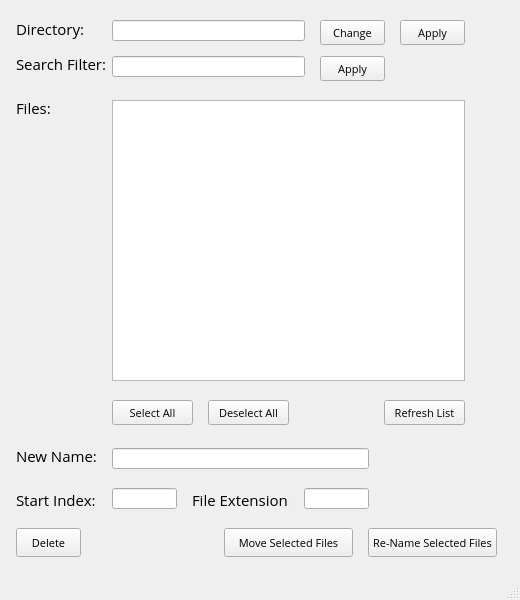
First picture: the form in gui_list.ui, repository rustykatz/eznamer, before the edit.
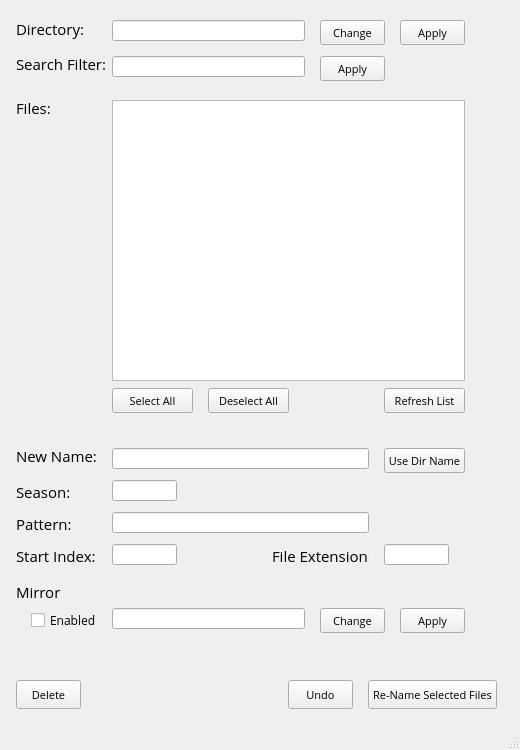
Second picture: the form after the edit. Icons and pictures are not drawn.

Diff of the .ui file:
```diff
--- a/gui_list.ui
+++ b/gui_list.ui
@@ -10,19 +10,19 @@
     <x>0</x>
     <y>0</y>
     <width>520</width>
-    <height>600</height>
+    <height>750</height>
    </rect>
   </property>
   <property name="minimumSize">
    <size>
     <width>520</width>
-    <height>600</height>
+    <height>750</height>
    </size>
   </property>
   <property name="maximumSize">
    <size>
     <width>520</width>
-    <height>600</height>
+    <height>750</height>
    </size>
   </property>
   <property name="font">
@@ -46,7 +46,7 @@
     <property name="geometry">
      <rect>
       <x>368</x>
-      <y>528</y>
+      <y>680</y>
       <width>129</width>
       <height>29</height>
      </rect>
@@ -65,7 +65,7 @@
     <property name="geometry">
      <rect>
       <x>16</x>
-      <y>484</y>
+      <y>540</y>
       <width>91</width>
       <height>31</height>
      </rect>
@@ -83,8 +83,8 @@
    <widget class="QLabel" name="lbl_extension">
     <property name="geometry">
      <rect>
-      <x>192</x>
-      <y>484</y>
+      <x>272</x>
+      <y>540</y>
       <width>97</width>
       <height>31</height>
      </rect>
@@ -103,7 +103,7 @@
     <property name="geometry">
      <rect>
       <x>208</x>
-      <y>400</y>
+      <y>388</y>
       <width>81</width>
       <height>25</height>
      </rect>
@@ -122,7 +122,7 @@
     <property name="geometry">
      <rect>
       <x>112</x>
-      <y>400</y>
+      <y>388</y>
       <width>81</width>
       <height>25</height>
      </rect>
@@ -288,7 +288,7 @@
     <property name="geometry">
      <rect>
       <x>112</x>
-      <y>488</y>
+      <y>544</y>
       <width>65</width>
       <height>21</height>
      </rect>
@@ -300,8 +300,8 @@
    <widget class="QLineEdit" name="line_extension">
     <property name="geometry">
      <rect>
-      <x>304</x>
-      <y>488</y>
+      <x>384</x>
+      <y>544</y>
       <width>65</width>
       <height>21</height>
      </rect>
@@ -349,7 +349,7 @@
     <property name="geometry">
      <rect>
       <x>384</x>
-      <y>400</y>
+      <y>388</y>
       <width>81</width>
       <height>25</height>
      </rect>
@@ -368,7 +368,7 @@
     <property name="geometry">
      <rect>
       <x>16</x>
-      <y>528</y>
+      <y>680</y>
       <width>65</width>
       <height>29</height>
      </rect>
@@ -386,9 +386,9 @@
    <widget class="QPushButton" name="btn_files_move">
     <property name="geometry">
      <rect>
-      <x>224</x>
-      <y>528</y>
-      <width>129</width>
+      <x>288</x>
+      <y>680</y>
+      <width>65</width>
       <height>29</height>
      </rect>
     </property>
@@ -399,7 +399,189 @@
      </font>
     </property>
     <property name="text">
-     <string>Move Selected Files</string>
+     <string>Undo</string>
+    </property>
+   </widget>
+   <widget class="QLabel" name="lbl_season">
+    <property name="geometry">
+     <rect>
+      <x>16</x>
+      <y>476</y>
+      <width>86</width>
+      <height>31</height>
+     </rect>
+    </property>
+    <property name="font">
+     <font>
+      <family>Open Sans</family>
+      <pointsize>11</pointsize>
+     </font>
+    </property>
+    <property name="text">
+     <string>Season:</string>
+    </property>
+   </widget>
+   <widget class="QLineEdit" name="line_season">
+    <property name="geometry">
+     <rect>
+      <x>112</x>
+      <y>480</y>
+      <width>65</width>
+      <height>21</height>
+     </rect>
+    </property>
+    <property name="text">
+     <string/>
+    </property>
+   </widget>
+   <widget class="QLabel" name="lbl_season_2">
+    <property name="geometry">
+     <rect>
+      <x>16</x>
+      <y>508</y>
+      <width>86</width>
+      <height>31</height>
+     </rect>
+    </property>
+    <property name="font">
+     <font>
+      <family>Open Sans</family>
+      <pointsize>11</pointsize>
+     </font>
+    </property>
+    <property name="text">
+     <string>Pattern:</string>
+    </property>
+   </widget>
+   <widget class="QLineEdit" name="line_pattern">
+    <property name="geometry">
+     <rect>
+      <x>112</x>
+      <y>512</y>
+      <width>257</width>
+      <height>21</height>
+     </rect>
+    </property>
+    <property name="text">
+     <string/>
+    </property>
+   </widget>
+   <widget class="QLabel" name="lbl_mirror">
+    <property name="geometry">
+     <rect>
+      <x>16</x>
+      <y>576</y>
+      <width>91</width>
+      <height>31</height>
+     </rect>
+    </property>
+    <property name="font">
+     <font>
+      <family>Open Sans</family>
+      <pointsize>11</pointsize>
+     </font>
+    </property>
+    <property name="text">
+     <string>Mirror</string>
+    </property>
+   </widget>
+   <widget class="QLineEdit" name="line_directory_mirror">
+    <property name="geometry">
+     <rect>
+      <x>112</x>
+      <y>608</y>
+      <width>193</width>
+      <height>21</height>
+     </rect>
+    </property>
+   </widget>
+   <widget class="QCheckBox" name="checkbox_mirror">
+    <property name="geometry">
+     <rect>
+      <x>31</x>
+      <y>608</y>
+      <width>81</width>
+      <height>25</height>
+     </rect>
+    </property>
+    <property name="text">
+     <string>Enabled</string>
+    </property>
+   </widget>
+   <widget class="QPushButton" name="btn_dir_change_mirror">
+    <property name="geometry">
+     <rect>
+      <x>320</x>
+      <y>608</y>
+      <width>65</width>
+      <height>25</height>
+     </rect>
+    </property>
+    <property name="font">
+     <font>
+      <family>Open Sans</family>
+      <pointsize>8</pointsize>
+     </font>
+    </property>
+    <property name="text">
+     <string>Change</string>
+    </property>
+   </widget>
+   <widget class="QPushButton" name="btn_dir_apply_mirror">
+    <property name="geometry">
+     <rect>
+      <x>400</x>
+      <y>608</y>
+      <width>65</width>
+      <height>25</height>
+     </rect>
+    </property>
+    <property name="font">
+     <font>
+      <family>Open Sans</family>
+      <pointsize>8</pointsize>
+     </font>
+    </property>
+    <property name="text">
+     <string>Apply</string>
+    </property>
+   </widget>
+   <widget class="QPushButton" name="btn_dir_use_dir_name">
+    <property name="geometry">
+     <rect>
+      <x>384</x>
+      <y>448</y>
+      <width>81</width>
+      <height>25</height>
+     </rect>
+    </property>
+    <property name="font">
+     <font>
+      <family>Open Sans</family>
+      <pointsize>8</pointsize>
+     </font>
+    </property>
+    <property name="text">
+     <string>Use Dir Name</string>
+    </property>
+   </widget>
+   <widget class="QLabel" name="lbl_mirror_check">
+    <property name="geometry">
+     <rect>
+      <x>16</x>
+      <y>640</y>
+      <width>449</width>
+      <height>31</height>
+     </rect>
+    </property>
+    <property name="font">
+     <font>
+      <family>Open Sans</family>
+      <pointsize>11</pointsize>
+     </font>
+    </property>
+    <property name="text">
+     <string/>
     </property>
    </widget>
   </widget>
```
Left out of the diff: 2 changed lines with no effect on the pictures.
